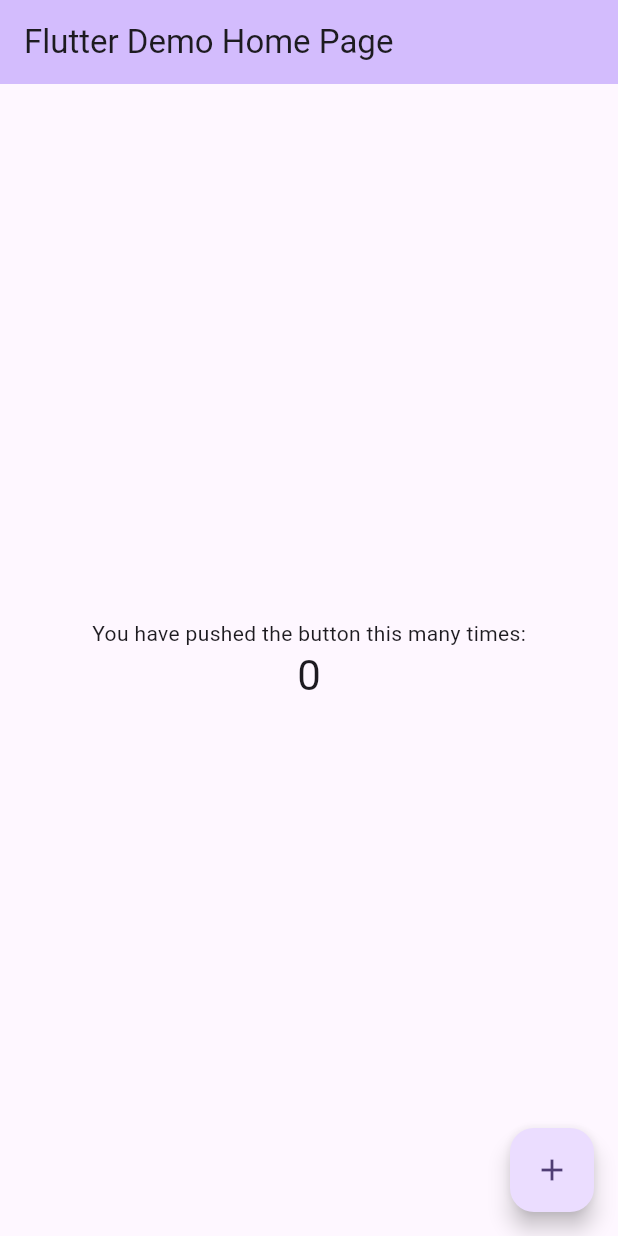
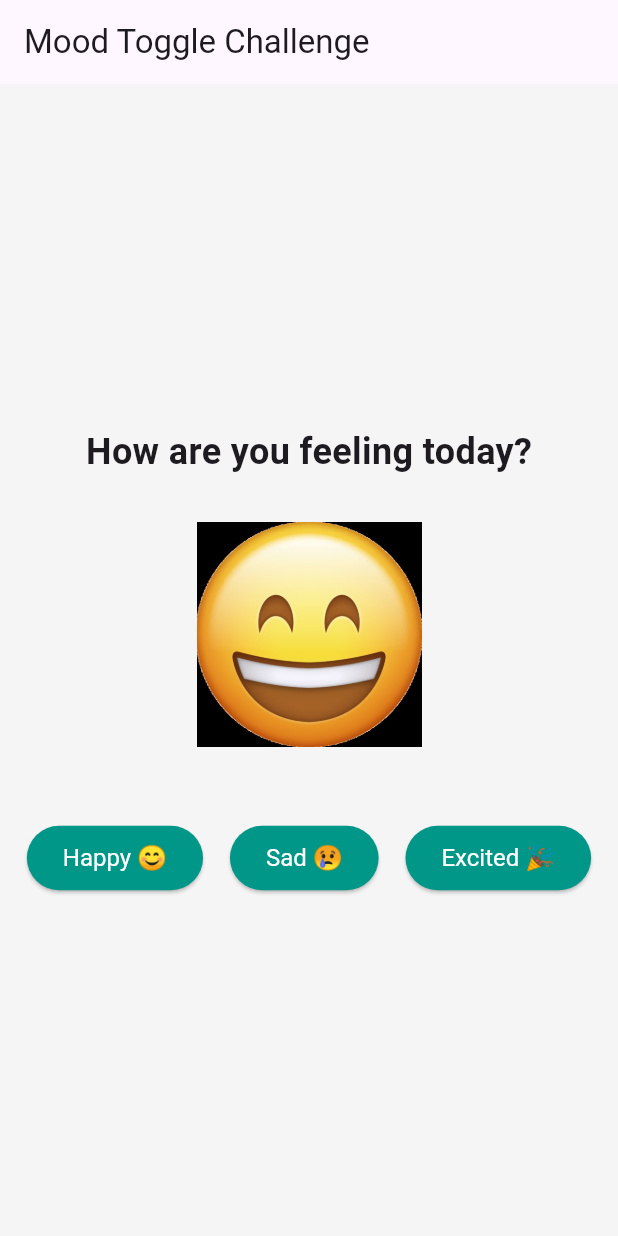
Before and after one commit to stewiejr/inclass7, a Flutter app: the screen it shows after launch, on a phone screen of 412 x 824 dp. Run offline on Flutter 3.47's test engine with Material 3 defaults, Android fonts, the phone set to English and light mode, and no system bars.

Commit message:
commit with adding the emoji pics

```diff
--- a/lib/main.dart
+++ b/lib/main.dart
@@ -1,122 +1,134 @@
 import 'package:flutter/material.dart';
+import 'package:provider/provider.dart';
 
 void main() {
-  runApp(const MyApp());
+  runApp(
+    ChangeNotifierProvider(
+      create: (context) => MoodModel(),
+      child: const MyApp(),
+    ),
+  );
+}
+
+class MoodModel with ChangeNotifier {
+  String _currentMoodAsset = 'assets/images/happy.jpg';
+
+  String get currentMoodAsset => _currentMoodAsset;
+
+  void setHappy() {
+    _currentMoodAsset = 'assets/images/happy.png';
+    notifyListeners();
+  }
+
+  void setSad() {
+    _currentMoodAsset = 'assets/images/sad.png';
+    notifyListeners();
+  }
+
+  void setExcited() {
+    _currentMoodAsset = 'assets/images/excited.png';
+    notifyListeners();
+  }
 }
 
 class MyApp extends StatelessWidget {
   const MyApp({super.key});
 
-  // This widget is the root of your application.
   @override
   Widget build(BuildContext context) {
     return MaterialApp(
-      title: 'Flutter Demo',
+      title: 'Mood Toggle Challenge',
       theme: ThemeData(
-        // This is the theme of your application.
-        //
-        // TRY THIS: Try running your application with "flutter run". You'll see
-        // the application has a purple toolbar. Then, without quitting the app,
-        // try changing the seedColor in the colorScheme below to Colors.green
-        // and then invoke "hot reload" (save your changes or press the "hot
-        // reload" button in a Flutter-supported IDE, or press "r" if you used
-        // the command line to start the app).
-        //
-        // Notice that the counter didn't reset back to zero; the application
-        // state is not lost during the reload. To reset the state, use hot
-        // restart instead.
-        //
-        // This works for code too, not just values: Most code changes can be
-        // tested with just a hot reload.
-        colorScheme: ColorScheme.fromSeed(seedColor: Colors.deepPurple),
+        primarySwatch: Colors.teal,
+        scaffoldBackgroundColor: Colors.grey[100],
+        elevatedButtonTheme: ElevatedButtonThemeData(
+          style: ElevatedButton.styleFrom(
+            backgroundColor: Colors.teal,
+            foregroundColor: Colors.white,
+            padding: const EdgeInsets.symmetric(horizontal: 24, vertical: 12),
+            textStyle: const TextStyle(fontSize: 16),
+          ),
+        ),
       ),
-      home: const MyHomePage(title: 'Flutter Demo Home Page'),
+      home: const HomePage(),
     );
   }
 }
 
-class MyHomePage extends StatefulWidget {
-  const MyHomePage({super.key, required this.title});
-
-  // This widget is the home page of your application. It is stateful, meaning
-  // that it has a State object (defined below) that contains fields that affect
-  // how it looks.
-
-  // This class is the configuration for the state. It holds the values (in this
-  // case the title) provided by the parent (in this case the App widget) and
-  // used by the build method of the State. Fields in a Widget subclass are
-  // always marked "final".
-
-  final String title;
-
-  @override
-  State<MyHomePage> createState() => _MyHomePageState();
-}
-
-class _MyHomePageState extends State<MyHomePage> {
-  int _counter = 0;
-
-  void _incrementCounter() {
-    setState(() {
-      // This call to setState tells the Flutter framework that something has
-      // changed in this State, which causes it to rerun the build method below
-      // so that the display can reflect the updated values. If we changed
-      // _counter without calling setState(), then the build method would not be
-      // called again, and so nothing would appear to happen.
-      _counter++;
-    });
-  }
+class HomePage extends StatelessWidget {
+  const HomePage({super.key});
 
   @override
   Widget build(BuildContext context) {
-    // This method is rerun every time setState is called, for instance as done
-    // by the _incrementCounter method above.
-    //
-    // The Flutter framework has been optimized to make rerunning build methods
-    // fast, so that you can just rebuild anything that needs updating rather
-    // than having to individually change instances of widgets.
     return Scaffold(
       appBar: AppBar(
-        // TRY THIS: Try changing the color here to a specific color (to
-        // Colors.amber, perhaps?) and trigger a hot reload to see the AppBar
-        // change color while the other colors stay the same.
-        backgroundColor: Theme.of(context).colorScheme.inversePrimary,
-        // Here we take the value from the MyHomePage object that was created by
-        // the App.build method, and use it to set our appbar title.
-        title: Text(widget.title),
+        title: const Text('Mood Toggle Challenge'),
       ),
       body: Center(
-        // Center is a layout widget. It takes a single child and positions it
-        // in the middle of the parent.
         child: Column(
-          // Column is also a layout widget. It takes a list of children and
-          // arranges them vertically. By default, it sizes itself to fit its
-          // children horizontally, and tries to be as tall as its parent.
-          //
-          // Column has various properties to control how it sizes itself and
-          // how it positions its children. Here we use mainAxisAlignment to
-          // center the children vertically; the main axis here is the vertical
-          // axis because Columns are vertical (the cross axis would be
-          // horizontal).
-          //
-          // TRY THIS: Invoke "debug painting" (choose the "Toggle Debug Paint"
-          // action in the IDE, or press "p" in the console), to see the
-          // wireframe for each widget.
           mainAxisAlignment: MainAxisAlignment.center,
-          children: <Widget>[
-            const Text('You have pushed the button this many times:'),
+          children: const [
             Text(
-              '$_counter',
-              style: Theme.of(context).textTheme.headlineMedium,
+              'How are you feeling today?',
+              style: TextStyle(fontSize: 24, fontWeight: FontWeight.bold),
             ),
+            SizedBox(height: 30),
+            MoodDisplay(),
+            SizedBox(height: 50),
+            MoodButtons(),
           ],
         ),
       ),
-      floatingActionButton: FloatingActionButton(
-        onPressed: _incrementCounter,
-        tooltip: 'Increment',
-        child: const Icon(Icons.add),
-      ), // This trailing comma makes auto-formatting nicer for build methods.
     );
   }
 }
+
+class MoodDisplay extends StatelessWidget {
+  const MoodDisplay({super.key});
+
+  @override
+  Widget build(BuildContext context) {
+    return Consumer<MoodModel>(
+      builder: (context, moodModel, child) {
+        return Image.asset(
+          moodModel.currentMoodAsset,
+          height: 150,
+          width: 150,
+        );
+      },
+    );
+  }
+}
+
+class MoodButtons extends StatelessWidget {
+  const MoodButtons({super.key});
+
+  @override
+  Widget build(BuildContext context) {
+    final moodModel = Provider.of<MoodModel>(context, listen: false);
+
+    return Row(
+      mainAxisAlignment: MainAxisAlignment.spaceEvenly,
+      children: [
+        ElevatedButton(
+          onPressed: () {
+            moodModel.setHappy();
+          },
+          child: const Text('Happy 😊'),
+        ),
+        ElevatedButton(
+          onPressed: () {
+            moodModel.setSad();
+          },
+          child: const Text('Sad 😢'),
+        ),
+        ElevatedButton(
+          onPressed: () {
+            moodModel.setExcited();
+          },
+          child: const Text('Excited 🎉'),
+        ),
+      ],
+    );
+  }
+}
```
